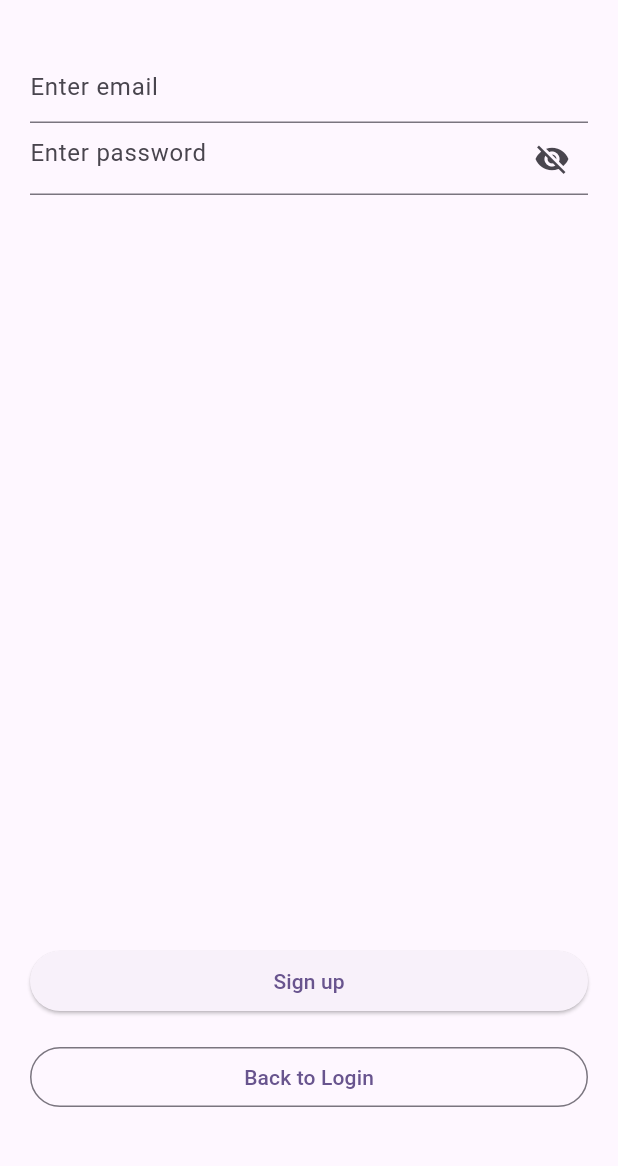
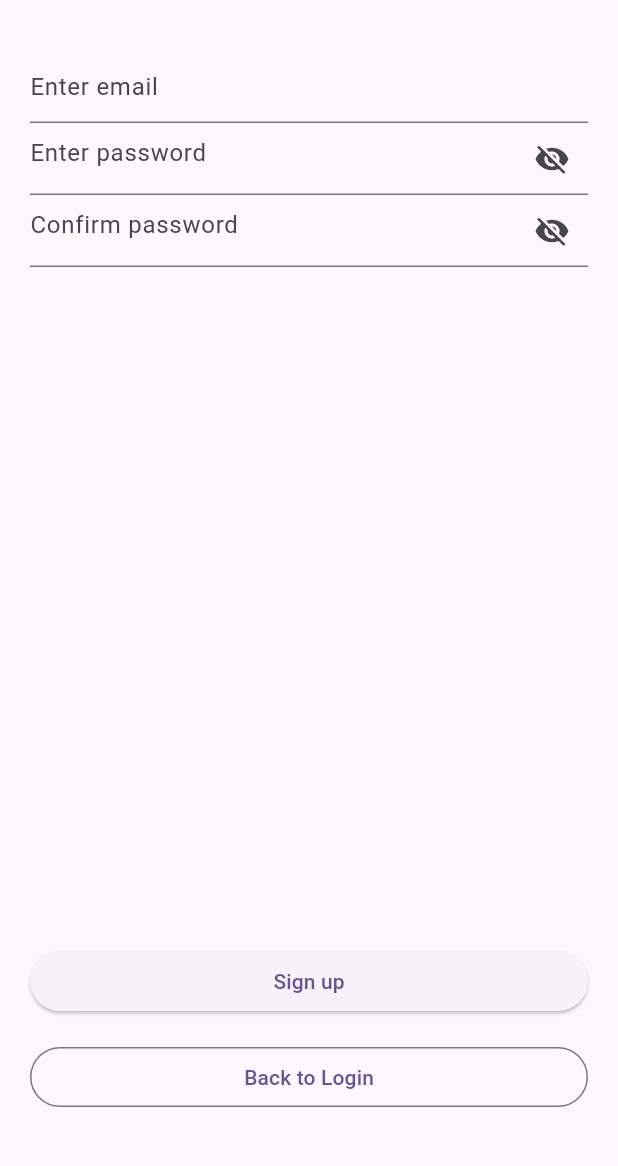
Before and after one commit to khanhdeeptryi/TechCare, a Flutter app: the Signup screen opened directly, on a phone screen of 412 x 824 dp, the part 63-1229 px from its top. Run offline on Flutter 3.47's test engine with Material 3 defaults, Android fonts, the phone set to English and light mode, and no system bars; our stand-ins replace firebase_auth, firebase_core, get; accounts and stored records are empty.

Commit message:
them xac nhan mat khau khi signup

```diff
--- a/lib/features/authenticate/signup.dart
+++ b/lib/features/authenticate/signup.dart
@@ -13,12 +13,29 @@ class Signup extends StatefulWidget {
 class _SignupState extends State<Signup> {
   TextEditingController email = TextEditingController();
   TextEditingController password = TextEditingController();
+  TextEditingController confirmPassword = TextEditingController();
   bool _obscurePassword = true;
+  bool _obscureConfirmPassword = true;
 
   signup() async {
+    // ✅ Kiểm tra mật khẩu trùng khớp trước khi tạo tài khoản
+    if (password.text.trim() != confirmPassword.text.trim()) {
+      ScaffoldMessenger.of(context).showSnackBar(
+        SnackBar(
+          content: Text('Passwords do not match!'),
+          backgroundColor: Colors.red,
+          behavior: SnackBarBehavior.floating,
+          duration: Duration(seconds: 2),
+        ),
+      );
+      return;
+    }
+
     try {
       await FirebaseAuth.instance.createUserWithEmailAndPassword(
-          email: email.text, password: password.text);
+        email: email.text.trim(),
+        password: password.text.trim(),
+      );
 
       // Hiển thị snackbar thành công
       ScaffoldMessenger.of(context).showSnackBar(
@@ -30,16 +47,19 @@ class _SignupState extends State<Signup> {
         ),
       );
 
-      // Đợi một chút để user thấy snackbar trước khi chuyển trang
       await Future.delayed(Duration(milliseconds: 500));
       Get.offAll(Wrapper());
     } on FirebaseAuthException catch (e) {
       String msg = '';
 
-      if (e.code == 'weak-password') msg = 'Password should be at least 6 characters.';
-      else if (e.code == 'email-already-in-use') msg = 'An account already exists for that email.';
-      else if (e.code == 'invalid-email') msg = 'Invalid email';
-      else msg = 'An error occurred: ${e.message}';
+      if (e.code == 'weak-password')
+        msg = 'Password should be at least 6 characters.';
+      else if (e.code == 'email-already-in-use')
+        msg = 'An account already exists for that email.';
+      else if (e.code == 'invalid-email')
+        msg = 'Invalid email';
+      else
+        msg = 'An error occurred: ${e.message}';
 
       ScaffoldMessenger.of(context).showSnackBar(
         SnackBar(
@@ -58,6 +78,7 @@ class _SignupState extends State<Signup> {
       );
     }
   }
+
   @override
   Widget build(BuildContext context) {
     return Scaffold(
@@ -76,10 +97,29 @@ class _SignupState extends State<Signup> {
               decoration: InputDecoration(
                 hintText: 'Enter password',
                 suffixIcon: IconButton(
-                    icon: Icon(_obscurePassword ? Icons.visibility_off : Icons.visibility),
+                  icon: Icon(_obscurePassword
+                      ? Icons.visibility_off
+                      : Icons.visibility),
                   onPressed: () {
                     setState(() {
                       _obscurePassword = !_obscurePassword;
+                    });
+                  },
+                ),
+              ),
+            ),
+            TextField(
+              controller: confirmPassword,
+              obscureText: _obscureConfirmPassword,
+              decoration: InputDecoration(
+                hintText: 'Confirm password',
+                suffixIcon: IconButton(
+                  icon: Icon(_obscureConfirmPassword
+                      ? Icons.visibility_off
+                      : Icons.visibility),
+                  onPressed: () {
+                    setState(() {
+                      _obscureConfirmPassword = !_obscureConfirmPassword;
                     });
                   },
                 ),
@@ -89,22 +129,22 @@ class _SignupState extends State<Signup> {
             SizedBox(
               width: double.infinity,
               child: ElevatedButton(
-                  onPressed: (()=>signup()),
-                  child: Text("Sign up")
+                onPressed: signup,
+                child: Text("Sign up"),
               ),
             ),
-              SizedBox(height: 16,),
+            SizedBox(height: 16),
             SizedBox(
               width: double.infinity,
               child: OutlinedButton(
-                  onPressed: (()=>Get.back()),
-                  child: Text("Back to Login")
+                onPressed: (() => Get.back()),
+                child: Text("Back to Login"),
               ),
             ),
-              SizedBox(height: 20,),
+            SizedBox(height: 20),
           ],
         ),
-        )
+      ),
     );
   }
 }
```
Lines whose indentation alone changed are shown as unchanged.
